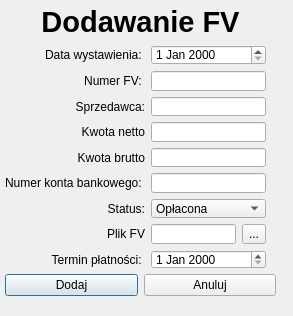
First picture: the form in layout/dodawanie_faktury.ui, repository Buczek05/Faktury-zarzadzanie, before the edit.
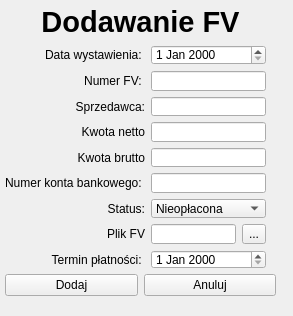
Second picture: the form after the edit.

Commit message: Changes to be committed: 	new file:   __pycache__/dodawanie_faktury.cpython-311.pyc 	new file:   data/fv.db 	new file:   data/pdf/8____NUMER FV.pdf 	modified:   dodawanie_faktury.py 	modified:   layout/__pycache__/dodawanie_faktury_ui.cpython-311.pyc 	modified:   layout/__pycache__/main_window_ui.cpython-311.pyc 	modified:   layout/dodawanie_faktury.ui 	modified:   layout/dodawanie_faktury_ui.py 	modified:   layout/main_window.ui 	modified:   layout/main_window_ui.py 	modified:   main.py

```diff
--- a/layout/dodawanie_faktury.ui
+++ b/layout/dodawanie_faktury.ui
@@ -66,7 +66,7 @@
      </spacer>
     </item>
     <item>
-     <layout class="QGridLayout" name="gridLayout" rowstretch="0,0,0,0,0,0,0,0,0,0,0,0,0" columnstretch="1,1">
+     <layout class="QGridLayout" name="gridLayout" rowstretch="0,0,0,0,0,0,0,0,0,0,0" columnstretch="1,1">
       <property name="rightMargin">
        <number>10</number>
       </property>
@@ -103,16 +103,16 @@
       </item>
       <item row="7" column="1">
        <widget class="QComboBox" name="comboBox">
-        <item>
-         <property name="text">
-          <string>Opłacona</string>
-         </property>
-        </item>
         <item>
          <property name="text">
           <string>Nieopłacona</string>
          </property>
         </item>
+        <item>
+         <property name="text">
+          <string>Opłacona</string>
+         </property>
+        </item>
        </widget>
       </item>
       <item row="6" column="1">
@@ -235,6 +235,9 @@
         <property name="text">
          <string>Dodaj</string>
         </property>
+        <property name="autoDefault">
+         <bool>false</bool>
+        </property>
        </widget>
       </item>
       <item>
@@ -242,6 +245,9 @@
         <property name="text">
          <string>Anuluj</string>
         </property>
+        <property name="autoDefault">
+         <bool>false</bool>
+        </property>
        </widget>
       </item>
      </layout>
```
The commit also changes 10 other files.
